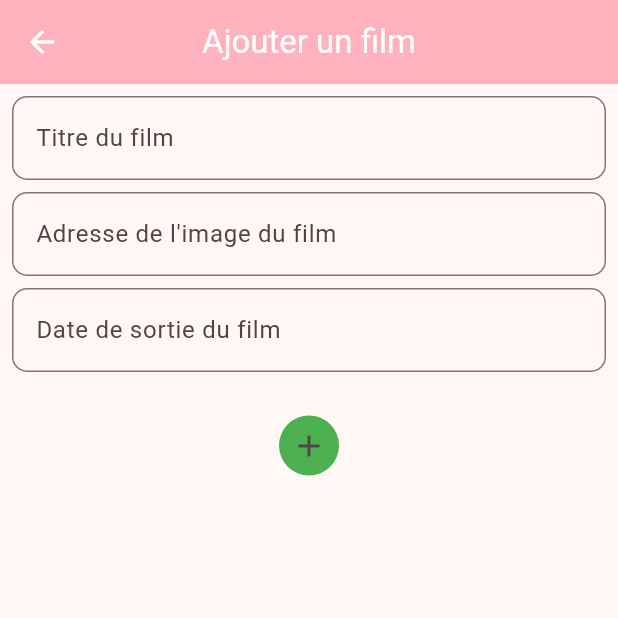
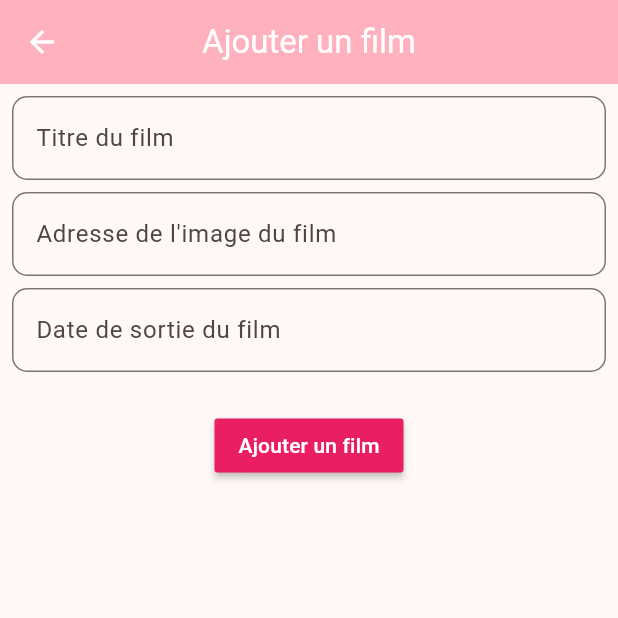
Before and after one commit to SoleneCDA/flutterMovie, a Flutter app: the screen it shows after launch, after a tap on "Ajouter un film", on a phone screen of 412 x 824 dp, the top half of it. Run offline on Flutter 3.47's test engine with Material 3 defaults, Android fonts, the phone set to English and light mode, and no system bars.

Commit message:
Fin du projet film

```diff
--- /dev/null
+++ b/lib/globals/navigateTo.dart
@@ -0,0 +1,10 @@
+import 'package:flutter/material.dart';
+
+navigateTo(Widget view, BuildContext context) {
+  Navigator.push(
+    context,
+    MaterialPageRoute(
+      builder: (context) => view,
+    ),
+  );
+}
--- a/lib/views/HomePageView.dart
+++ b/lib/views/HomePageView.dart
@@ -2,9 +2,9 @@
 
 import 'package:flutter/material.dart';
 import 'package:projet/globals/movieList.dart';
+import 'package:projet/globals/navigateTo.dart';
 import 'package:projet/models/Movie.dart';
-import 'package:projet/views/AddMovieView.dart';
-import 'package:projet/views/UpdateMovieView.dart';
+import 'package:projet/views/MovieView.dart';
 
 class HomePageView extends StatefulWidget {
   const HomePageView({super.key});
@@ -53,7 +53,7 @@ class _HomePageViewState extends State<HomePageView> {
                               Navigator.push(
                                 context,
                                 MaterialPageRoute(
-                                  builder: (context) => UpdateMovieView(
+                                  builder: (context) => MovieView(
                                     movieToUpdate: movie,
                                   ),
                                 ),
@@ -86,12 +86,7 @@ class _HomePageViewState extends State<HomePageView> {
               padding: const EdgeInsets.all(15.0),
               child: MaterialButton(
                 onPressed: () {
-                  Navigator.push(
-                    context,
-                    MaterialPageRoute(
-                      builder: (context) => const AddMovieView(),
-                    ),
-                  );
+                  navigateTo(MovieView(), context);
                 },
                 shape: RoundedRectangleBorder(
                   borderRadius: BorderRadius.circular(10),
--- a/lib/views/AddMovieView.dart
+++ b/lib/views/MovieView.dart
@@ -1,40 +1,37 @@
 // ignore_for_file: file_names
+
+import 'dart:math';
 
 import 'package:flutter/material.dart';
 import 'package:projet/globals/movieList.dart';
+import 'package:projet/globals/navigateTo.dart';
 import 'package:projet/models/Movie.dart';
 import 'package:projet/views/HomePageView.dart';
 
-class AddMovieView extends StatefulWidget {
-  final Movie?
-      movie; // Accepter un film existant ou null pour ajouter un nouveau film.
+class MovieView extends StatefulWidget {
+  Movie? movieToUpdate;
 
-  const AddMovieView({super.key, this.movie});
+  MovieView({super.key, this.movieToUpdate});
 
   @override
-  State<AddMovieView> createState() => _AddMovieViewState();
+  State<MovieView> createState() => _MovieViewState();
 }
 
-class _AddMovieViewState extends State<AddMovieView> {
-  TextEditingController titleController = TextEditingController();
-  TextEditingController pictureController = TextEditingController();
-  TextEditingController dateController = TextEditingController();
+class _MovieViewState extends State<MovieView> {
+  late Movie? movieToUpdate = widget.movieToUpdate;
+
+  late TextEditingController titleController = TextEditingController(
+      text: movieToUpdate != null ? movieToUpdate?.title : '');
+  late TextEditingController pictureController = TextEditingController(
+      text: movieToUpdate != null ? movieToUpdate?.picture : '');
+  late TextEditingController releaseDateController = TextEditingController(
+      text: movieToUpdate != null ? movieToUpdate?.releaseDate : '');
 
   GlobalKey<FormState> formKey = GlobalKey<FormState>();
+
+  late String viewTitle =
+      movieToUpdate != null ? 'Modifier le film' : 'Ajouter un film';
   bool firstTime = true;
-  late String pageTitle = 'Ajouter un film';
-
-  @override
-  void initState() {
-    super.initState();
-    if (widget.movie != null) {
-      // Si un film doit être modifié, rempli les contrôleurs avec ses valeurs.
-      titleController.text = widget.movie!.title;
-      pageTitle = 'Modifier film';
-      //pictureController.text = widget.movies!.picture;
-      //dateController.text = widget.movies!.releaseDate;
-    }
-  }
 
   @override
   Widget build(BuildContext context) {
@@ -46,7 +43,7 @@ class _AddMovieViewState extends State<AddMovieView> {
         //automaticallyImplyLeading: false,      -> supprime la fleche de retour
         centerTitle: true,
         title: Text(
-          pageTitle,
+          viewTitle,
           //style: const TextStyle(color: Colors.white),   -> pas besoin si on met un foregroundColor
         ),
       ),
@@ -101,7 +98,7 @@ class _AddMovieViewState extends State<AddMovieView> {
               Padding(
                 padding: const EdgeInsets.only(top: 8.0),
                 child: TextFormField(
-                  controller: dateController,
+                  controller: releaseDateController,
                   decoration: InputDecoration(
                     labelText: 'Date de sortie du film',
                     border: OutlineInputBorder(
@@ -118,30 +115,34 @@ class _AddMovieViewState extends State<AddMovieView> {
               ),
               Padding(
                 padding: const EdgeInsets.all(25.0),
-                child: IconButton(
-                  style: const ButtonStyle(
-                      backgroundColor: MaterialStatePropertyAll(Colors.green)),
-                  icon: const Icon(Icons.add),
+                child: MaterialButton(
                   onPressed: () {
                     firstTime = false;
                     setState(() {});
                     if (formKey.currentState!.validate()) {
+                      if (movieToUpdate != null) {
+                        movieToUpdate!.title = titleController.text;
+                        movieToUpdate!.picture = pictureController.text;
+                        movieToUpdate!.releaseDate = releaseDateController.text;
+                      } else {
                         Movie newMovie = Movie(
                           title: titleController.text,
                           picture: pictureController.text,
-                        releaseDate: dateController.text,
+                          releaseDate: releaseDateController.text,
                         );
                         movies.add(newMovie);
-                      print(movies.length);
                       }
 
-                    Navigator.push(
-                      context,
-                      MaterialPageRoute(
-                        builder: (context) => const HomePageView(),
+                      navigateTo(const HomePageView(), context);
+                    }
+                  },
+                  color: Colors.pink,
+                  child: Text(
+                    movieToUpdate != null
+                        ? "modifier le film"
+                        : "Ajouter un film",
+                    style: const TextStyle(color: Colors.white),
                   ),
-                    );
-                  },
                 ),
               ),
             ],
```
Also changed, not shown: lib/views/UpdateMovieView.dart (deleted, +0 -20 lines). Lines whose indentation alone changed are shown as unchanged.
